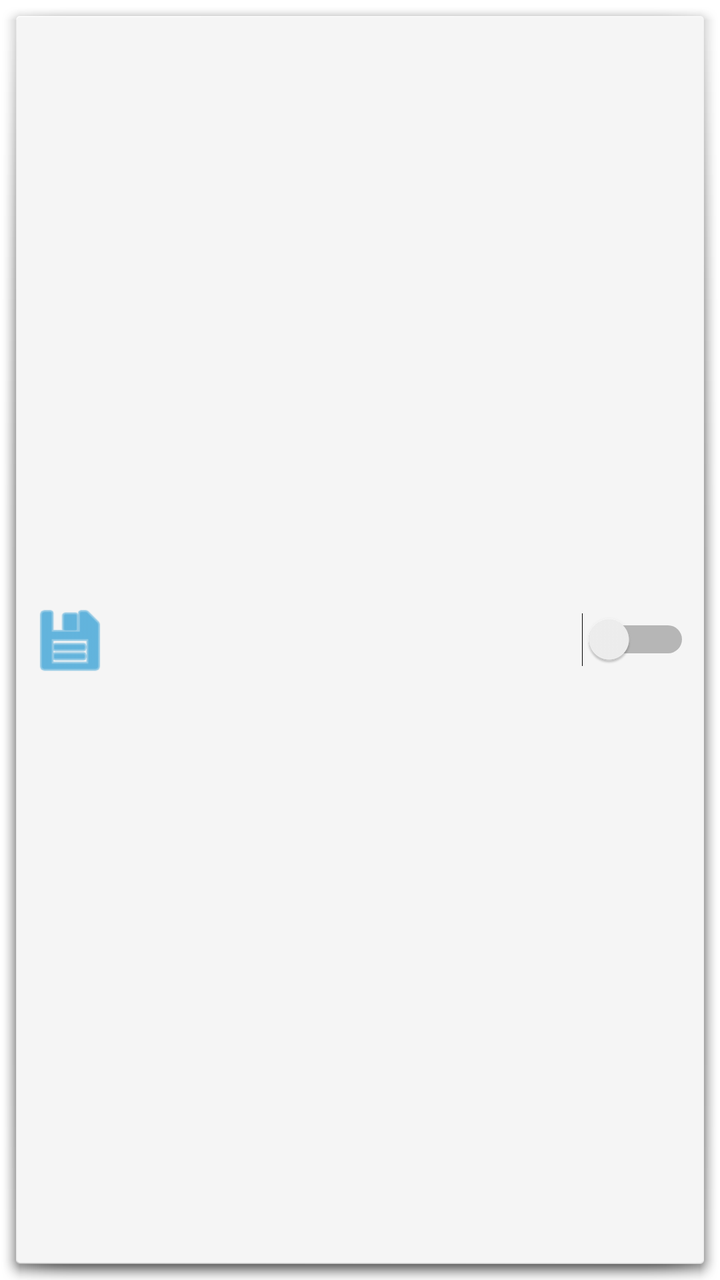
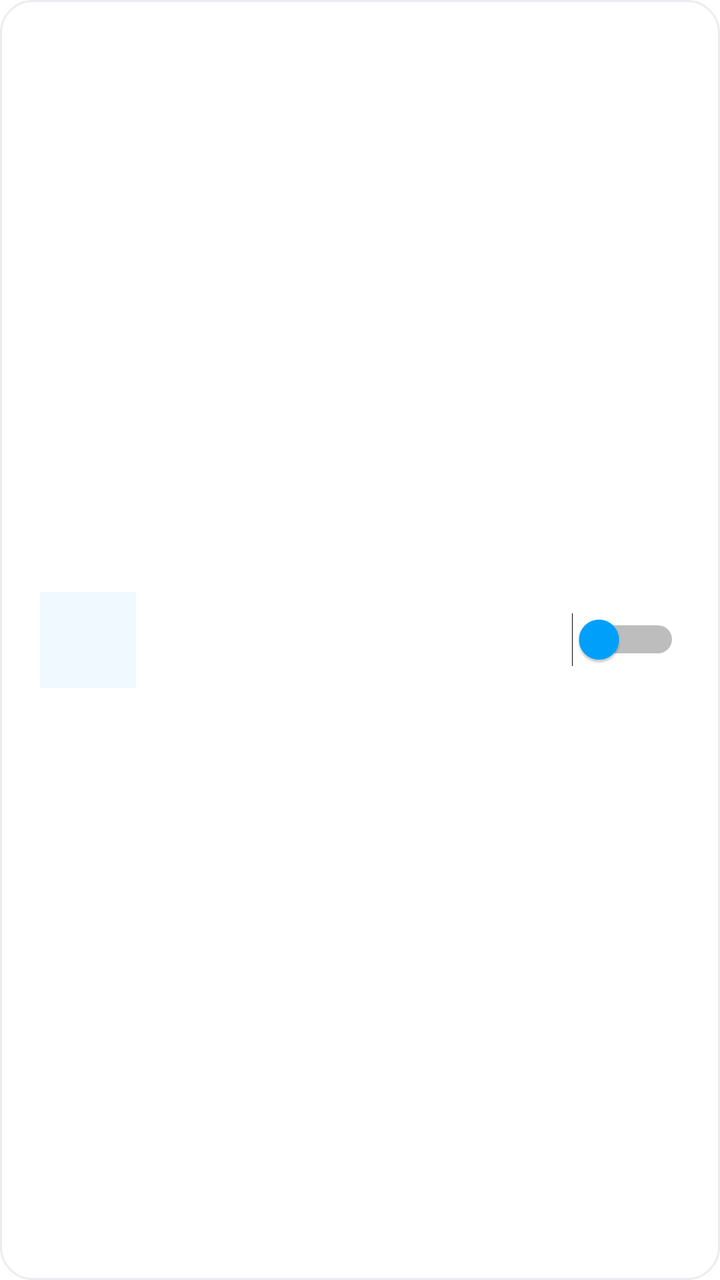

Two renders of the same Android screen: before a commit and after it. Below are the layout's source before the change and the commit's diff.
<!-- AndroidManifest.xml: fallback theme Theme.MaterialComponents.DayNight.NoActionBar -->
<!-- res/layout/folder_item.xml -->
<?xml version="1.0" encoding="utf-8"?>
<LinearLayout xmlns:android="http://schemas.android.com/apk/res/android"
    android:layout_width="match_parent"
    android:layout_height="wrap_content"
    android:orientation="horizontal"
    android:padding="15dp"
    android:layout_marginBottom="8dp"
    android:background="@android:drawable/dialog_holo_light_frame"
    android:gravity="center_vertical">

    <ImageView
        android:layout_width="40dp"
        android:layout_height="40dp"
        android:src="@android:drawable/ic_menu_save"
        android:tint="@color/tg_blue" />

    <LinearLayout
        android:layout_width="0dp"
        android:layout_height="wrap_content"
        android:layout_weight="1"
        android:orientation="vertical"
        android:layout_marginLeft="15dp">

        <TextView
            android:id="@+id/folderName"
            android:layout_width="wrap_content"
            android:layout_height="wrap_content"
            android:textSize="17sp"
            android:textColor="@color/text_black"
            android:textStyle="bold" />

        <TextView
            android:id="@+id/folderPath"
            android:layout_width="wrap_content"
            android:layout_height="wrap_content"
            android:textSize="12sp"
            android:textColor="@color/text_grey"
            android:ellipsize="end"
            android:singleLine="true" />
    </LinearLayout>

    <Switch
        android:id="@+id/backupSwitch"
        android:layout_width="wrap_content"
        android:layout_height="wrap_content" />

</LinearLayout>
<!-- resources referenced by this layout -->
<resources>
  <color name="text_black">#222222</color>
  <color name="text_grey">#707579</color>
  <color name="tg_blue">#0088CC</color>
</resources>

<!-- the commit's change to res/layout/folder_item.xml (unified diff, before → after) -->
@@ -2,31 +2,31 @@
 <LinearLayout xmlns:android="http://schemas.android.com/apk/res/android"
     android:layout_width="match_parent"
     android:layout_height="wrap_content"
+    android:layout_marginBottom="12dp"
+    android:background="@drawable/search_bar_bg"
     android:orientation="horizontal"
-    android:padding="15dp"
-    android:layout_marginBottom="8dp"
-    android:background="@android:drawable/dialog_holo_light_frame"
+    android:padding="20dp"
     android:gravity="center_vertical">
 
-    <ImageView
-        android:layout_width="40dp"
-        android:layout_height="40dp"
-        android:src="@android:drawable/ic_menu_save"
-        android:tint="@color/tg_blue" />
+    <View
+        android:layout_width="48dp"
+        android:layout_height="48dp"
+        android:background="#1000A3FF"
+        android:padding="10dp" />
 
     <LinearLayout
         android:layout_width="0dp"
         android:layout_height="wrap_content"
         android:layout_weight="1"
         android:orientation="vertical"
-        android:layout_marginLeft="15dp">
+        android:layout_marginLeft="16dp">
 
         <TextView
             android:id="@+id/folderName"
             android:layout_width="wrap_content"
             android:layout_height="wrap_content"
             android:textSize="17sp"
-            android:textColor="@color/text_black"
+            android:textColor="@color/text_title"
             android:textStyle="bold" />
 
         <TextView
@@ -34,14 +34,15 @@
             android:layout_width="wrap_content"
             android:layout_height="wrap_content"
             android:textSize="12sp"
-            android:textColor="@color/text_grey"
-            android:ellipsize="end"
+            android:textColor="@color/text_body"
+            android:ellipsize="middle"
             android:singleLine="true" />
     </LinearLayout>
 
     <Switch
         android:id="@+id/backupSwitch"
         android:layout_width="wrap_content"
-        android:layout_height="wrap_content" />
+        android:layout_height="wrap_content"
+        android:thumbTint="@color/brand_vibrant" />
 
 </LinearLayout>
<!-- resource entries referenced after the edit -->
@@ -1,7 +1,15 @@
 <!-- resources referenced by this layout -->
 <resources>
-  <color name="text_black">#222222</color>
-  <color name="text_grey">#707579</color>
-  <color name="tg_blue">#0088CC</color>
+  <color name="brand_vibrant">#00A3FF</color>
+  <color name="text_body">#475467</color>
+  <color name="text_title">#101828</color>
+  <!-- drawable search_bar_bg (drawable) -->
+  <shape xmlns:android="http://schemas.android.com/apk/res/android">
+      <solid android:color="@color/surface_card" />
+      <stroke android:width="1dp" android:color="@color/card_border" />
+      <corners android:radius="16dp" />
+  </shape>
+  <color name="surface_card">#FFFFFF</color>
+  <color name="card_border">#EAECF0</color>
 </resources>
 
